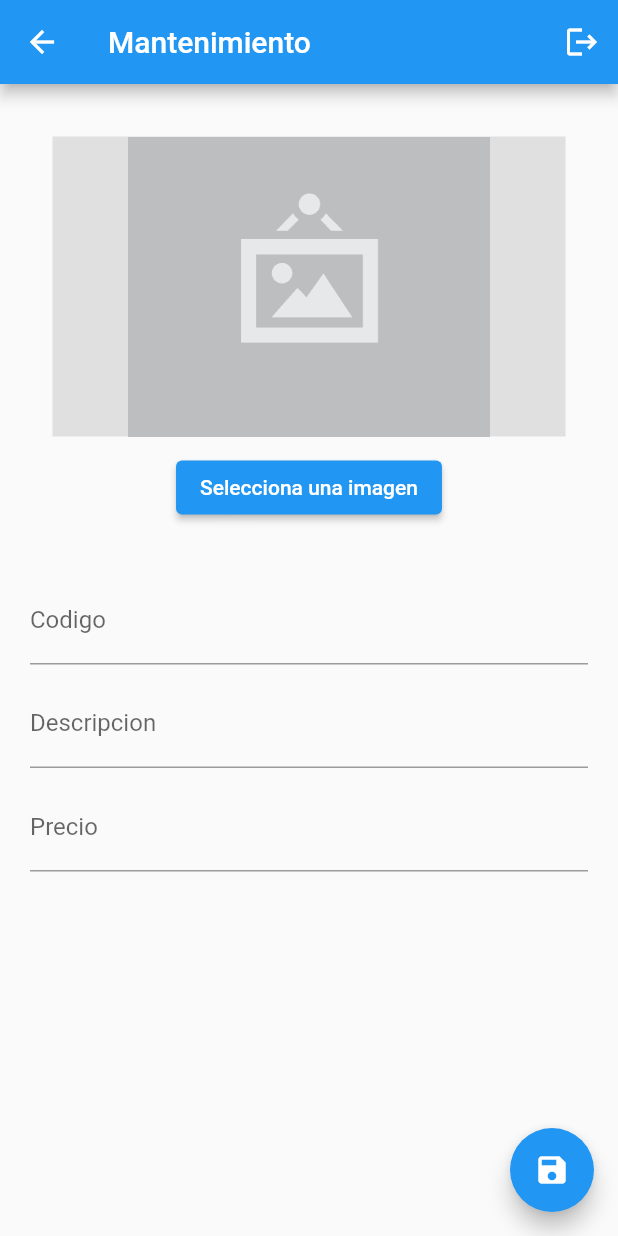
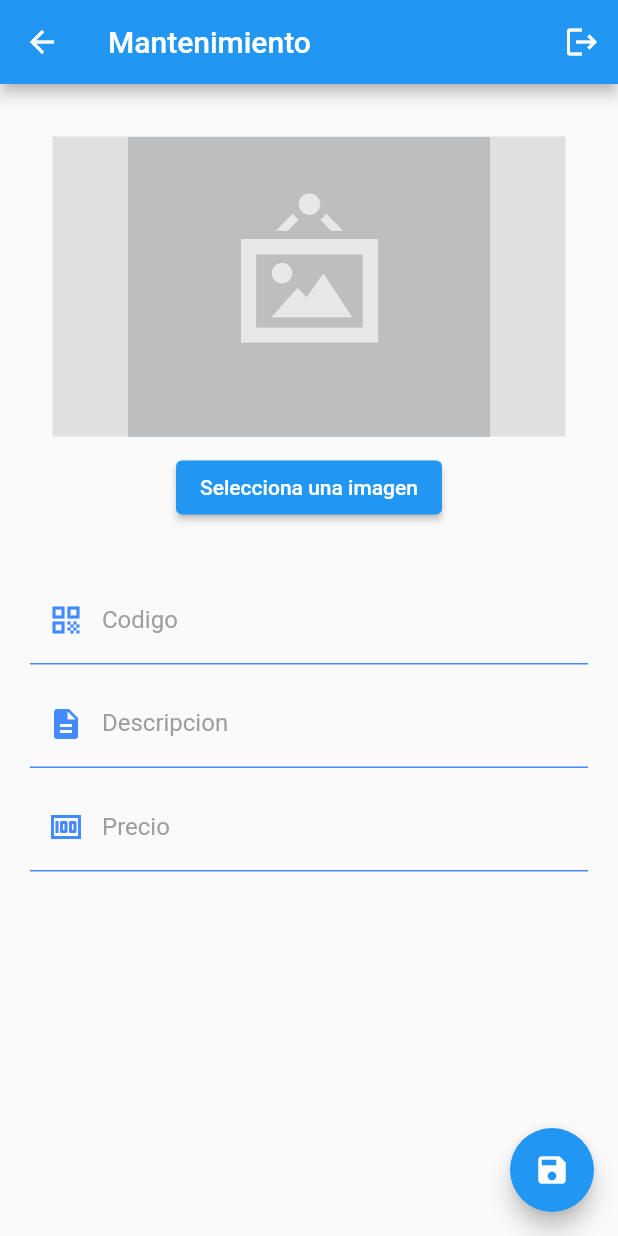
Before and after one commit to Facundo14/ejemploapp, a Flutter app: the MantenimientoPage screen opened directly with empty values, on a phone screen of 412 x 824 dp. Run offline on Flutter 3.47's test engine with Material 2 defaults, Android fonts, the phone set to English and light mode, and no system bars; our stand-ins replace animate_do, image_picker, shared_preferences, sqflite; accounts and stored records are empty.

Commit message:
antes de modificaiones

```diff
--- a/lib/pages/home_page.dart
+++ b/lib/pages/home_page.dart
@@ -11,6 +11,7 @@ class HomePage extends StatelessWidget {
   @override
   Widget build(BuildContext context) {
     final pref = new UserPreferences();
+    DataProvider.obtienePlatosProvider();
     return Scaffold(
       appBar: AppBar(
         title: Text('Lista de Platos'),
@@ -30,7 +31,7 @@ class HomePage extends StatelessWidget {
           // initialData: initialData,
           builder: (BuildContext context, AsyncSnapshot snapshot) {
             if (!snapshot.hasData) {
-              return Center(child: Container());
+              return Center(child: CircularProgressIndicator());
             }
             final List<PlatoModel> lista = snapshot.data;
             return ListView.separated(
--- a/lib/pages/matenimiento_page.dart
+++ b/lib/pages/matenimiento_page.dart
@@ -1,11 +1,12 @@
+import 'package:flutter/material.dart';
 import 'dart:io';
 
 import 'package:ejemplo_app/data/dbase.dart';
 import 'package:ejemplo_app/models/plato_model.dart';
 import 'package:ejemplo_app/provider/data_provider.dart';
 import 'package:ejemplo_app/share_prefs/user_preferences.dart';
-import 'package:flutter/material.dart';
 import 'package:image_picker/image_picker.dart';
+import 'package:ejemplo_app/ui/input_decorations.dart';
 
 class MantenimientoPage extends StatefulWidget {
   @override
@@ -103,9 +104,13 @@ class _MantenimientoPageState extends State<MantenimientoPage> {
             Container(
               margin: EdgeInsets.symmetric(horizontal: 20),
               child: TextFormField(
-                decoration: InputDecoration(labelText: 'Codigo'),
                 controller: _codigoController,
                 cursorColor: Theme.of(context).accentColor,
+                decoration: InputDecorations.authInputDecoration(
+                  hintText: 'Codigo',
+                  labelText: 'Codigo',
+                  prefixIcon: Icons.qr_code,
+                ),
                 validator: (value) {
                   return (value != null && value.length >= 3)
                       ? null
@@ -118,9 +123,11 @@ class _MantenimientoPageState extends State<MantenimientoPage> {
             Container(
               margin: EdgeInsets.symmetric(horizontal: 20),
               child: TextFormField(
-                decoration: InputDecoration(labelText: 'Descripcion'),
                 controller: _descripcionController,
-                cursorColor: Theme.of(context).accentColor,
+                decoration: InputDecorations.authInputDecoration(
+                    hintText: 'Descripcion',
+                    labelText: 'Descripcion',
+                    prefixIcon: Icons.description),
                 validator: (value) {
                   return (value != null && value.length >= 6)
                       ? null
@@ -134,9 +141,11 @@ class _MantenimientoPageState extends State<MantenimientoPage> {
               margin: EdgeInsets.symmetric(horizontal: 20),
               child: TextFormField(
                 keyboardType: TextInputType.number,
-                decoration: InputDecoration(labelText: 'Precio'),
                 controller: _precioController,
-                cursorColor: Theme.of(context).accentColor,
+                decoration: InputDecorations.authInputDecoration(
+                    hintText: 'Precio',
+                    labelText: 'Precio',
+                    prefixIcon: Icons.money),
                 validator: (value) {
                   return (value != null && value.length >= 3)
                       ? null
@@ -150,7 +159,7 @@ class _MantenimientoPageState extends State<MantenimientoPage> {
       ),
       floatingActionButton: FloatingActionButton(
         child: Icon(Icons.save),
-        onPressed: () async {
+        onPressed: () {
           if (_keyFormMantenimiento.currentState!.validate()) {
             if (args.codigo != '') {
               final plato = new PlatoModel(
```
